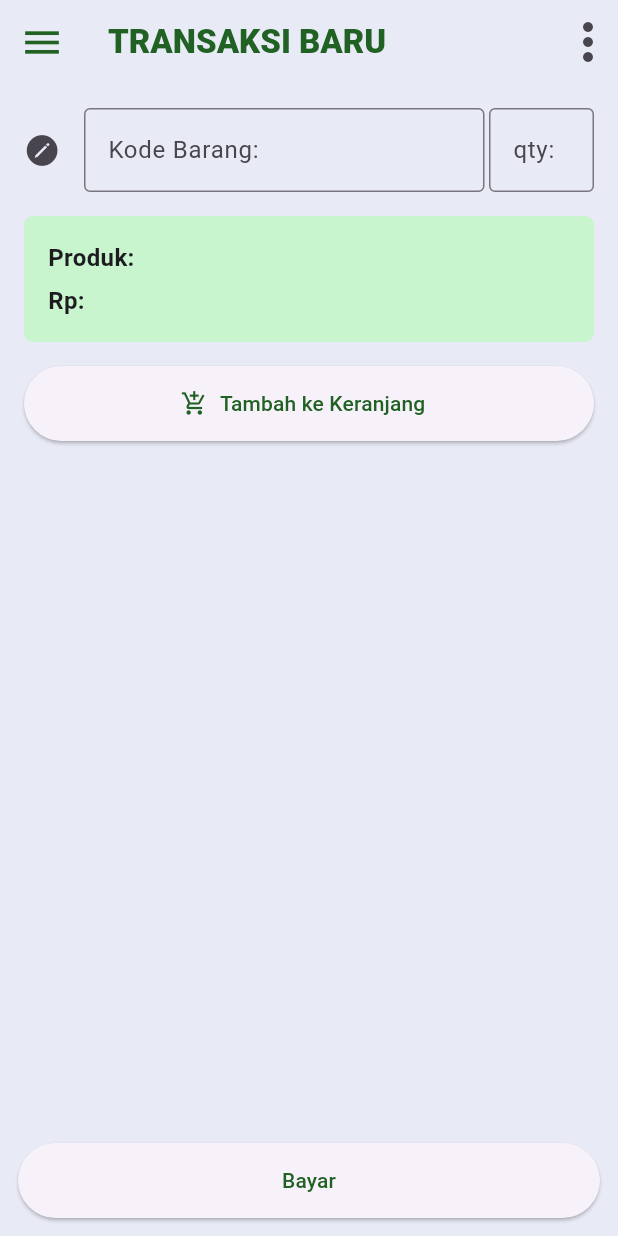
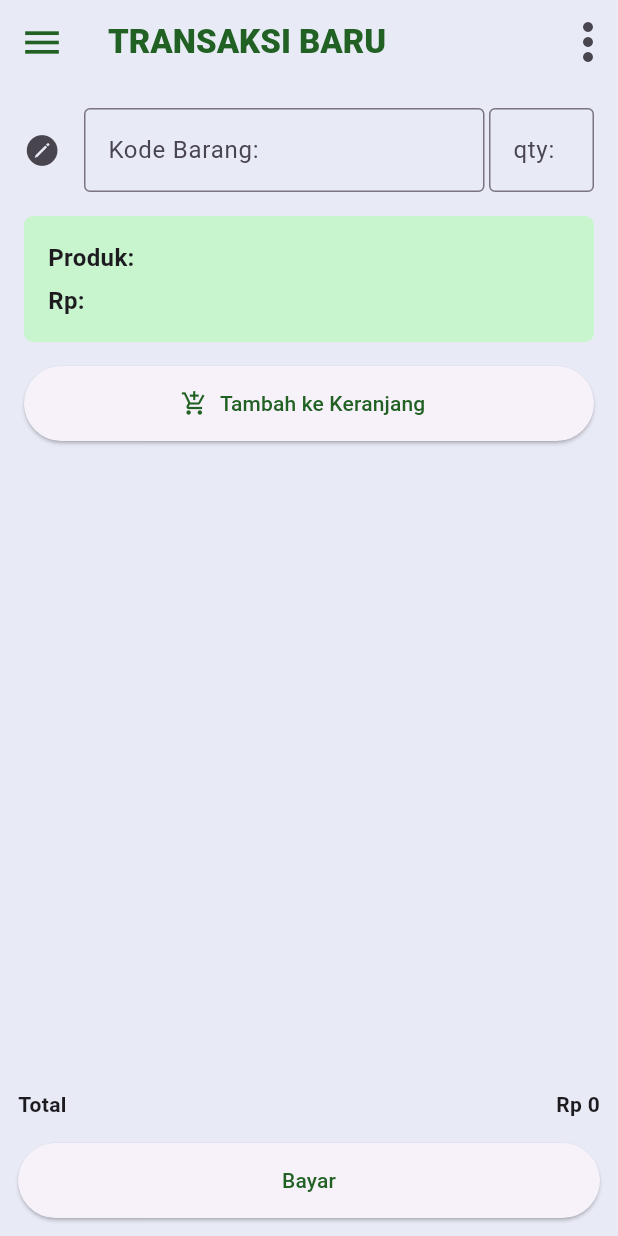
Before and after one commit to Dyral13/AppKasir, a Flutter app: the screen it shows after launch, on a phone screen of 412 x 824 dp. Run offline on Flutter 3.47's test engine with Material 3 defaults, Android fonts, the phone set to English and light mode, and no system bars.

Commit message:
Total Harga Selesai, melanjutkan tombol bayar dan pemilihan metode pembayaran

```diff
--- a/lib/main.dart
+++ b/lib/main.dart
@@ -85,7 +85,7 @@ class _KasirState extends State<Kasir> {
 
       body: Container(
         padding: EdgeInsets.all(16.0), //membuat jarak dari sisi2 layar
-
+        //Menu untuk menaruh kode barang dan qty
         child: Column(
           crossAxisAlignment: CrossAxisAlignment.start, // membuat rata kiri
           children: [
@@ -189,11 +189,35 @@ class _KasirState extends State<Kasir> {
       ),
       //=========================================================
       //Tombol dibawah
+      //Tombol dibawah
       bottomNavigationBar: SafeArea(
         child: Padding(
           padding: const EdgeInsets.all(12.0),
-          child: ElevatedButton(
-            onPressed: () {},
+          child: Column(
+            mainAxisSize: MainAxisSize.min,
+            children: [
+              // <-- Membuka daftar isi Column
+              Row(
+                mainAxisAlignment: MainAxisAlignment
+                    .spaceBetween, // Mendorong teks ke ujung kiri dan kanan
+                children: [
+                  const Text(
+                    'Total',
+                    style: TextStyle(fontWeight: FontWeight.bold),
+                  ),
+                  Text(
+                    'Rp ${totalHarga()}', // Memanggil kalkulator[cite: 3]
+                    style: const TextStyle(fontWeight: FontWeight.bold),
+                  ), // <-- Error 1: Kelebihan kurung ')' sudah dihapus di sini
+                ],
+              ), // <-- Error 2: Widget Row sudah ditutup dengan benar di sini
+              //==================================================
+              //jarak tombol bayar dengan total harga
+              const SizedBox(height: 16),
+
+              //Tombol bayar
+              ElevatedButton(
+                onPressed: () {}, // Tempat menaruh fungsi bayar nanti[cite: 3]
                 style: ElevatedButton.styleFrom(
                   minimumSize: const Size.fromHeight(50),
                 ),
@@ -201,6 +225,8 @@ class _KasirState extends State<Kasir> {
                   'Bayar',
                   style: TextStyle(color: Color.fromARGB(255, 33, 97, 35)),
                 ),
+              ),
+            ],
           ),
         ),
       ),
```
Lines whose indentation alone changed are shown as unchanged.
